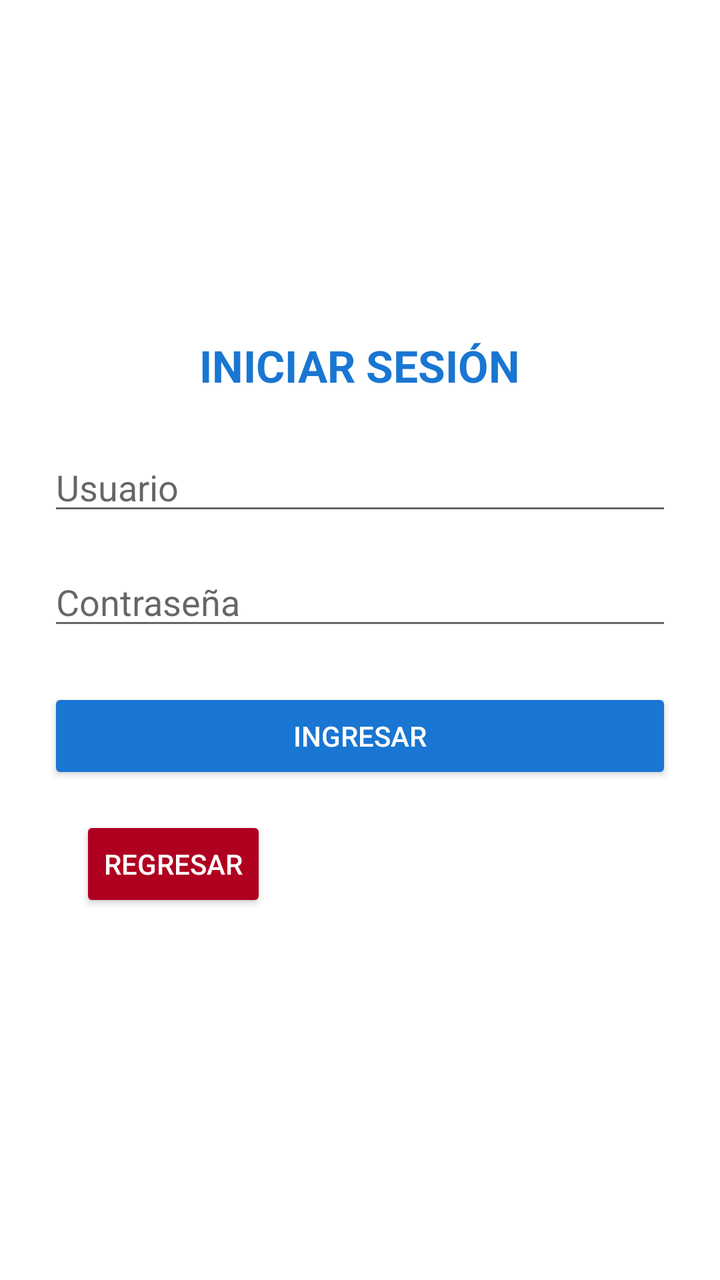
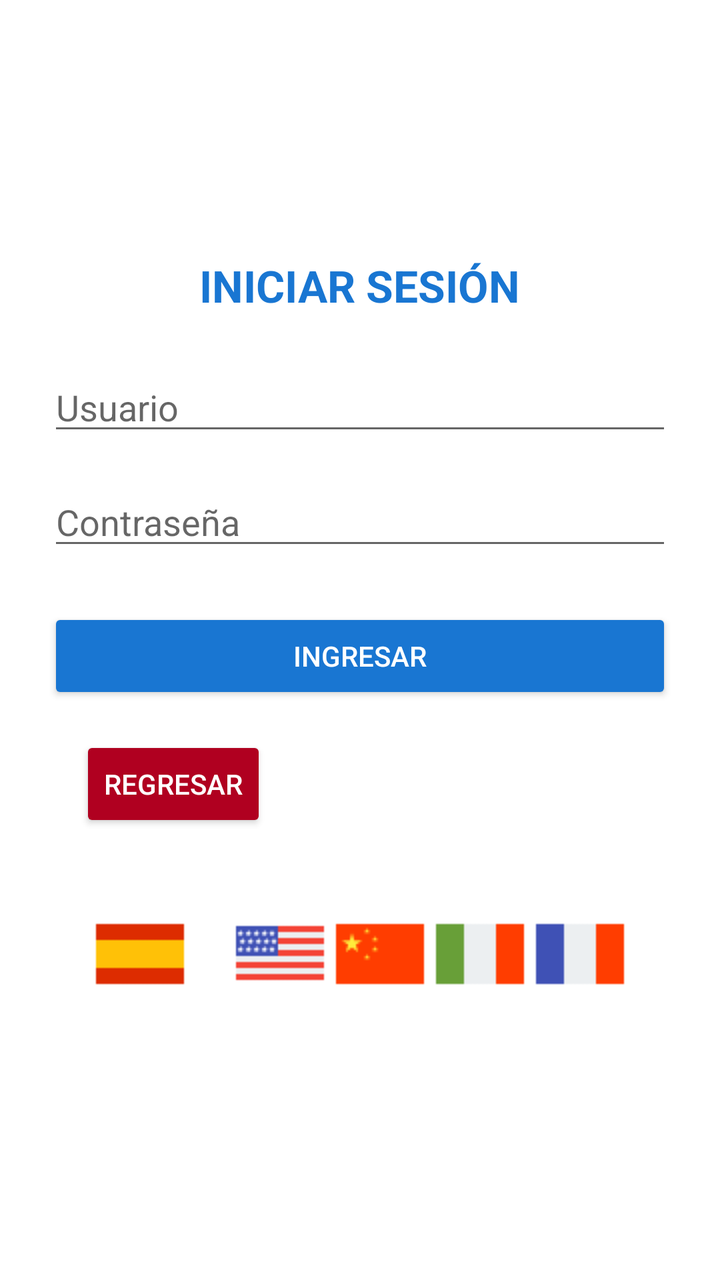

Screens rendered from an Android XML layout before and after an edit, with the pre-edit source and the edit as a unified diff.
<!-- AndroidManifest.xml: application theme Theme.AppCompat.Light.NoActionBar -->
<!-- res/layout/activity_login.xml -->
<?xml version="1.0" encoding="utf-8"?>
<LinearLayout xmlns:android="http://schemas.android.com/apk/res/android"
    android:layout_width="match_parent"
    android:layout_height="match_parent"
    android:orientation="vertical"
    android:padding="24dp"
    android:gravity="center"
    android:background="#FFFFFF">

    <TextView
        android:layout_width="wrap_content"
        android:layout_height="wrap_content"
        android:text="INICIAR SESIÓN"
        android:textSize="22sp"
        android:textStyle="bold"
        android:textColor="#1976D2"
        android:layout_marginBottom="24dp"/>

    <EditText
        android:id="@+id/etUsuario"
        android:layout_width="match_parent"
        android:layout_height="wrap_content"
        android:hint="Usuario"
        android:textColor="#000000"
        android:layout_marginBottom="16dp"/>

    <EditText
        android:id="@+id/etPassword"
        android:layout_width="match_parent"
        android:layout_height="wrap_content"
        android:hint="Contraseña"
        android:inputType="textPassword"
        android:textColor="#000000"
        android:layout_marginBottom="24dp"/>

    <Button
        android:id="@+id/btnLogin"
        android:layout_width="match_parent"
        android:layout_height="wrap_content"
        android:text="INGRESAR"
        android:backgroundTint="#1976D2"
        android:textColor="#FFFFFF"/>

    <Button
        android:id="@+id/btnReturn"
        android:layout_width="wrap_content"
        android:layout_height="wrap_content"
        android:layout_gravity="top|start"
        android:layout_margin="16dp"
        android:backgroundTint="@color/design_default_color_error"
        android:text="REGRESAR"
        android:textColor="#FFFFFF" />
</LinearLayout>
<!-- resources referenced by this layout -->
<resources>

</resources>

<!-- the commit's change to res/layout/activity_login.xml (unified diff, before → after) -->
@@ -10,7 +10,7 @@
     <TextView
         android:layout_width="wrap_content"
         android:layout_height="wrap_content"
-        android:text="INICIAR SESIÓN"
+        android:text="@string/iniciar_sesion"
         android:textSize="22sp"
         android:textStyle="bold"
         android:textColor="#1976D2"
@@ -20,7 +20,7 @@
         android:id="@+id/etUsuario"
         android:layout_width="match_parent"
         android:layout_height="wrap_content"
-        android:hint="Usuario"
+        android:hint="@string/usuario"
         android:textColor="#000000"
         android:layout_marginBottom="16dp"/>
 
@@ -28,7 +28,7 @@
         android:id="@+id/etPassword"
         android:layout_width="match_parent"
         android:layout_height="wrap_content"
-        android:hint="Contraseña"
+        android:hint="@string/password"
         android:inputType="textPassword"
         android:textColor="#000000"
         android:layout_marginBottom="24dp"/>
@@ -37,7 +37,7 @@
         android:id="@+id/btnLogin"
         android:layout_width="match_parent"
         android:layout_height="wrap_content"
-        android:text="INGRESAR"
+        android:text="@string/ingresar"
         android:backgroundTint="#1976D2"
         android:textColor="#FFFFFF"/>
 
@@ -48,6 +48,56 @@
         android:layout_gravity="top|start"
         android:layout_margin="16dp"
         android:backgroundTint="@color/design_default_color_error"
-        android:text="REGRESAR"
+        android:text="@string/regresar"
         android:textColor="#FFFFFF" />
+
+    <LinearLayout
+        android:layout_width="wrap_content"
+        android:layout_height="wrap_content"
+        android:orientation="horizontal"
+        android:layout_gravity="center_horizontal"
+        android:layout_marginTop="20dp"
+        android:layout_marginBottom="10dp">
+
+        <ImageButton
+            android:id="@+id/btnEs"
+            android:layout_width="50dp"
+            android:layout_height="50dp"
+            android:src="@drawable/es"
+            android:background="@android:color/transparent"
+            android:scaleType="centerInside"
+            android:layout_marginEnd="20dp"/>
+
+        <ImageButton
+            android:id="@+id/btnEn"
+            android:layout_width="50dp"
+            android:layout_height="50dp"
+            android:src="@drawable/en"
+            android:background="@android:color/transparent"
+            android:scaleType="centerInside"/>
+
+        <ImageButton
+            android:id="@+id/btnZh"
+            android:layout_width="50dp"
+            android:layout_height="50dp"
+            android:src="@drawable/zh"
+            android:background="@android:color/transparent"
+            android:scaleType="centerInside"/>
+
+        <ImageButton
+            android:id="@+id/btnIt"
+            android:layout_width="50dp"
+            android:layout_height="50dp"
+            android:src="@drawable/it"
+            android:background="@android:color/transparent"
+            android:scaleType="centerInside"/>
+
+        <ImageButton
+            android:id="@+id/btnFr"
+            android:layout_width="50dp"
+            android:layout_height="50dp"
+            android:src="@drawable/fr"
+            android:background="@android:color/transparent"
+            android:scaleType="centerInside"/>
+    </LinearLayout>
 </LinearLayout>
<!-- resource entries referenced after the edit -->
@@ -1,5 +1,14 @@
 <!-- resources referenced by this layout -->
 <resources>
-
+  <!-- drawable en: png bitmap (drawable, 327 bytes) -->
+  <!-- drawable es: png bitmap (drawable, 182 bytes) -->
+  <!-- drawable fr: png bitmap (drawable, 169 bytes) -->
+  <!-- drawable it: png bitmap (drawable, 169 bytes) -->
+  <!-- drawable zh: png bitmap (drawable, 391 bytes) -->
+  <string name="ingresar">INGRESAR</string>
+  <string name="iniciar_sesion">INICIAR SESIÓN</string>
+  <string name="password">Contraseña</string>
+  <string name="regresar">REGRESAR</string>
+  <string name="usuario">Usuario</string>
 </resources>
 
